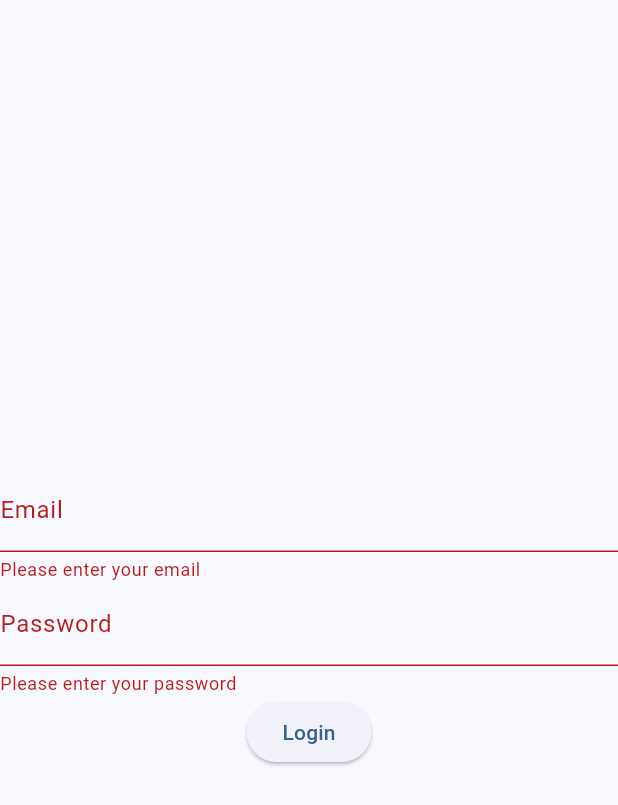
After one commit to nekoto-kun/ppb_tutorial, a Flutter app: the screen it shows after launch, after a tap on "Login", on a phone screen of 412 x 824 dp. The commit adds this screen. Shown: the top 805 px of the screen. Run offline on Flutter 3.47's test engine with Material 3 defaults, Android fonts, the phone set to English and light mode, and no system bars; our stand-ins replace supabase_flutter; accounts and stored records are empty.

Commit message:
Implement Supabase database and auth

```diff
--- a/lib/main.dart
+++ b/lib/main.dart
@@ -1,6 +1,8 @@
 import 'package:flutter/material.dart';
+import 'package:myapp/providers/auth_provider.dart';
 import 'package:myapp/providers/contact_provider.dart';
 import 'package:myapp/screens/home_screen.dart';
+import 'package:myapp/screens/login_screen.dart';
 import 'package:provider/provider.dart';
 import 'package:supabase_flutter/supabase_flutter.dart';
 
@@ -9,15 +11,19 @@ Future<void> main() async {
 
   await Supabase.initialize(
     url: 'https://dkziyrgdwttjyapbedaf.supabase.co',
-    anonKey: 'eyJhbGciOiJIUzI1NiIsInR5cCI6IkpXVCJ9.eyJpc3MiOiJzdXBhYmFzZSIsInJlZiI6ImRreml5cmdkd3R0anlhcGJlZGFmIiwicm9sZSI6ImFub24iLCJpYXQiOjE3NjI1NjY2NTUsImV4cCI6MjA3ODE0MjY1NX0.pz9HcumeduqV-CYfSkg9wqdsBzk_h6zutfWruAhmQJA',
+    anonKey:
+        'eyJhbGciOiJIUzI1NiIsInR5cCI6IkpXVCJ9.eyJpc3MiOiJzdXBhYmFzZSIsInJlZiI6ImRreml5cmdkd3R0anlhcGJlZGFmIiwicm9sZSI6ImFub24iLCJpYXQiOjE3NjI1NjY2NTUsImV4cCI6MjA3ODE0MjY1NX0.pz9HcumeduqV-CYfSkg9wqdsBzk_h6zutfWruAhmQJA',
   );
 
   runApp(
-    ChangeNotifierProvider(
-        create: (context) => ContactProvider(),
-        child: const MyApp(),
-      ),
-    );
+    MultiProvider(
+      providers: [
+        ChangeNotifierProvider(create: (context) => ContactProvider()),
+        ListenableProvider<AuthProvider>(create: (context) => AuthProvider()),
+      ],
+      child: const MyApp(),
+    ),
+  );
 }
 
 class MyApp extends StatelessWidget {
@@ -30,8 +36,34 @@ class MyApp extends StatelessWidget {
       title: 'Tutorial',
       theme: ThemeData(
         colorScheme: ColorScheme.fromSeed(seedColor: Colors.blue),
+        bottomNavigationBarTheme: const BottomNavigationBarThemeData(
+          backgroundColor: Colors.blue,
+          selectedItemColor: Colors.white,
+          unselectedItemColor: Colors.white70,
+        ),
+        useMaterial3: true,
       ),
-      home: const HomeScreen(),
+      home: const AuthGuard(),
     );
   }
 }
+
+class AuthGuard extends StatelessWidget {
+  const AuthGuard({super.key});
+
+  @override
+  Widget build(BuildContext context) {
+    return StreamBuilder<AuthState>(
+      stream: Supabase.instance.client.auth.onAuthStateChange,
+      builder: (context, snapshot) {
+        if (snapshot.hasData) {
+          final session = snapshot.data!.session;
+          if (session != null) {
+            return const HomeScreen();
+          }
+        }
+        return const LoginScreen();
+      },
+    );
+  }
+}
--- /dev/null
+++ b/lib/providers/auth_provider.dart
@@ -0,0 +1,25 @@
+import 'package:flutter/material.dart';
+import 'package:supabase_flutter/supabase_flutter.dart';
+
+class AuthProvider extends ChangeNotifier {
+  User? _user;
+
+  User? get user => _user;
+
+  Future<void> login({ required String email, required String password }) async {
+    final AuthResponse response = await Supabase.instance.client.auth.signInWithPassword(email: email, password: password);
+
+    if (response.session != null) {
+      _user = response.user;
+      notifyListeners();
+    } else {
+      throw Exception('Login failed');
+    }
+  }
+
+  Future<void> logout() async {
+    await Supabase.instance.client.auth.signOut();
+    _user = null;
+    notifyListeners();
+  }
+}
--- a/lib/screens/home_screen.dart
+++ b/lib/screens/home_screen.dart
@@ -1,10 +1,11 @@
 import 'package:flutter/material.dart';
+import 'package:myapp/providers/auth_provider.dart';
 import 'package:myapp/providers/contact_provider.dart';
 import 'package:myapp/screens/about_screen.dart';
 import 'package:myapp/screens/manage_contact_screen.dart';
 import 'package:myapp/widgets/contact_list_widget.dart';
 import 'package:myapp/widgets/form_widget.dart';
-import 'package:myapp/widgets/greetings_widget.dart';
+// import 'package:myapp/widgets/greetings_widget.dart';
 import 'package:myapp/widgets/post_list_widget.dart';
 import 'package:provider/provider.dart';
 
@@ -26,6 +27,11 @@ class _HomeScreenState extends State<HomeScreen> {
   ];
 
   void _onItemTapped(int index) {
+    if (index == 3) {
+      Provider.of<AuthProvider>(context, listen: false).logout();
+      return;
+    }
+
     setState(() {
       _selectedIndex = index;
     });
@@ -33,9 +39,11 @@ class _HomeScreenState extends State<HomeScreen> {
 
   @override
   Widget build(BuildContext context) {
+    final user = Provider.of<AuthProvider>(context).user;
+
     return Scaffold(
       appBar: AppBar(
-        title: Text('Home'),
+        title: Text(user?.email ?? 'Guest'),
         backgroundColor: Theme.of(context).colorScheme.inversePrimary,
         actions: [
           IconButton(
@@ -45,9 +53,7 @@ class _HomeScreenState extends State<HomeScreen> {
                 context,
                 MaterialPageRoute(
                   builder: (context) => const AboutScreen(),
-                  settings: const RouteSettings(
-                    arguments: 'HELLOW',
-                  ),
+                  settings: const RouteSettings(arguments: 'HELLOW'),
                 ),
               );
             },
@@ -65,14 +71,15 @@ class _HomeScreenState extends State<HomeScreen> {
         child: Icon(Icons.add),
         onPressed: () {
           Navigator.push(
-                context,
-                MaterialPageRoute(
-                  builder: (context) => const ManageContactScreen(),
-                ),
-              );
+            context,
+            MaterialPageRoute(
+              builder: (context) => const ManageContactScreen(),
+            ),
+          );
         },
       ),
       bottomNavigationBar: BottomNavigationBar(
+        type: BottomNavigationBarType.fixed,
         items: const <BottomNavigationBarItem>[
           BottomNavigationBarItem(
             icon: Icon(Icons.home),
@@ -89,6 +96,11 @@ class _HomeScreenState extends State<HomeScreen> {
             label: 'Contacts',
             tooltip: 'Daftar kontak',
           ),
+          BottomNavigationBarItem(
+            icon: Icon(Icons.logout),
+            label: 'Logout',
+            tooltip: 'Logout',
+          ),
         ],
         currentIndex: _selectedIndex,
         onTap: _onItemTapped,
--- /dev/null
+++ b/lib/screens/login_screen.dart
@@ -0,0 +1,79 @@
+import 'package:flutter/material.dart';
+import 'package:myapp/providers/auth_provider.dart';
+import 'package:provider/provider.dart';
+
+class LoginScreen extends StatefulWidget {
+  const LoginScreen({super.key});
+
+  @override
+  State<LoginScreen> createState() => _LoginScreenState();
+}
+
+class _LoginScreenState extends State<LoginScreen> {
+  final _formKey = GlobalKey<FormState>();
+  final _emailController = TextEditingController();
+  final _passwordController = TextEditingController();
+
+  String? emailValidator(String? value) {
+    if (value == null || value.isEmpty) {
+      return 'Please enter your email';
+    }
+    if (!value.contains('@')) {
+      return 'Please enter a valid email';
+    }
+    return null;
+  }
+
+  String? passwordValidator(String? value) {
+    if (value == null || value.isEmpty) {
+      return 'Please enter your password';
+    }
+    if (value.length < 6) {
+      return 'Password must be at least 6 characters';
+    }
+    return null;
+  }
+
+  @override
+  Widget build(BuildContext context) {
+    return Scaffold(
+      body: Form(
+        key: _formKey,
+        child: Column(
+          mainAxisAlignment: MainAxisAlignment.center,
+          children: [
+            TextFormField(
+              controller: _emailController,
+              validator: emailValidator,
+              decoration: const InputDecoration(labelText: 'Email'),
+            ),
+            TextFormField(
+              controller: _passwordController,
+              validator: passwordValidator,
+              obscureText: true,
+              decoration: const InputDecoration(labelText: 'Password'),
+            ),
+            ElevatedButton(
+              onPressed: () async {
+                if (_formKey.currentState!.validate()) {
+                  try {
+                    await context.read<AuthProvider>().login(
+                      email: _emailController.text,
+                      password: _passwordController.text,
+                    );
+                  } catch (error) {
+                    if (!context.mounted) return;
+                    ScaffoldMessenger.of(
+                      context,
+                    ).showSnackBar(SnackBar(content: Text(error.toString())));
+                  }
+                }
+              },
+              child: const Text('Login'),
+            ),
+          ],
+        ),
+      ),
+    );
+  }
+}
--- a/lib/widgets/form_widget.dart
+++ b/lib/widgets/form_widget.dart
@@ -16,7 +16,7 @@ class _FormWidgetState extends State<FormWidget> {
   final _nameController = TextEditingController();
 
   String? _selectedGender;
-  bool _agreeToTerms = false;
+  // bool _agreeToTerms = false;
 
   @override
   void dispose() {
@@ -27,13 +27,13 @@ class _FormWidgetState extends State<FormWidget> {
   }
 
   void _resetForm() {
-     _formKey.currentState!.reset();
+    _formKey.currentState!.reset();
     _nameController.clear();
     _emailController.clear();
     _passwordController.clear();
     setState(() {
       _selectedGender = null;
-      _agreeToTerms = false;
+      // _agreeToTerms = false;
     });
   }
 
@@ -69,7 +69,7 @@ class _FormWidgetState extends State<FormWidget> {
                   return 'Gender is required';
                 }
                 return null;
-              }
+              },
             ),
             SubmitFormButton(
               formKey: _formKey,
@@ -174,9 +174,7 @@ class SubmitFormButton extends StatelessWidget {
     showDialog(
       context: context,
       barrierDismissible: false,
-      builder: (context) => const Center(
-        child: CircularProgressIndicator(),
-      ),
+      builder: (context) => const Center(child: CircularProgressIndicator()),
     );
 
     Future.delayed(const Duration(seconds: 2), () {
```
Also changed, not shown: lib/screens/about_screen.dart (+7 -7 lines), lib/widgets/contact_list_widget.dart (+6 -8 lines).
